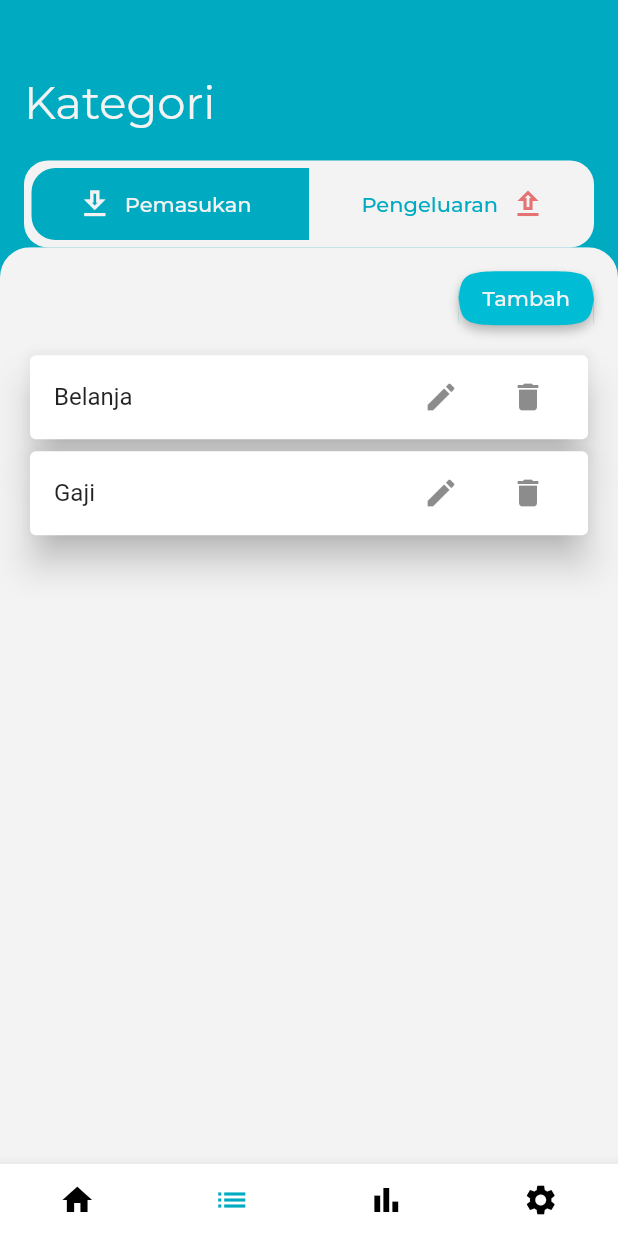
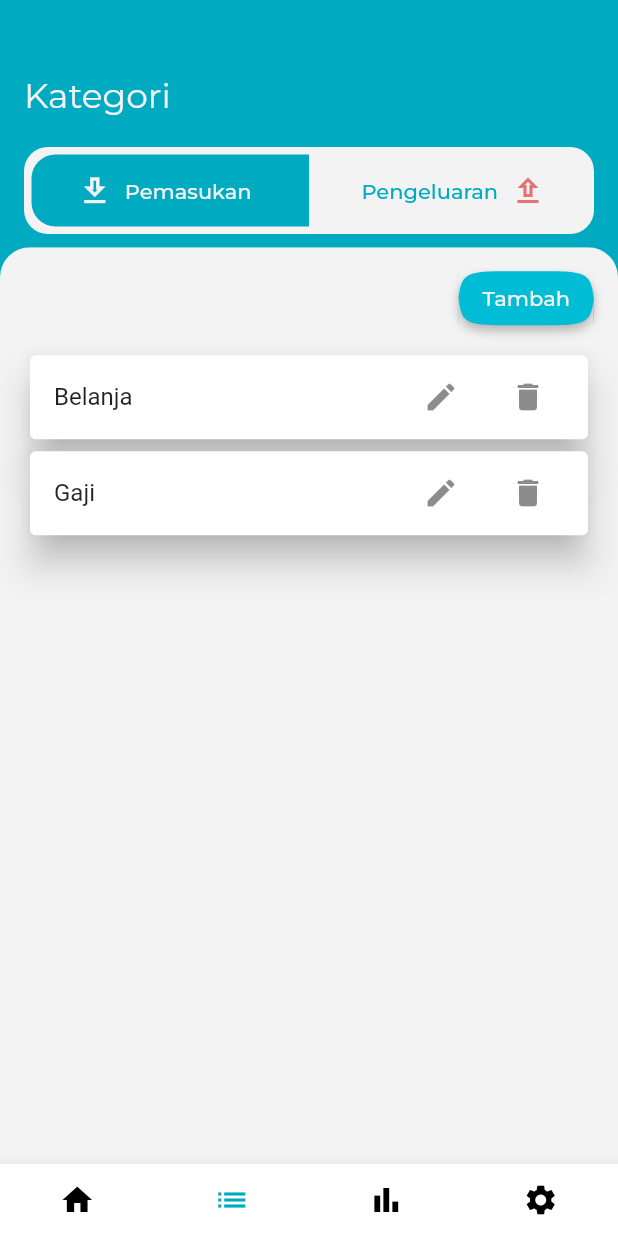
Before and after one commit to Kyudyoz/sisaku, a Flutter app: the screen it shows after launch, item 2 of the bottom bar chosen, after a tap on the "delete" icon, on a phone screen of 412 x 824 dp. Run offline on Flutter 3.47's test engine with Material 2 defaults, Android fonts, the phone set to English and light mode, and no system bars; our stand-ins replace drift, google_fonts, image_picker, pie_chart; missing offline and left inert: calendar_appbar; accounts and stored records are empty; generated files the repository leaves out were written again.

Commit message:
update main page

```diff
--- a/lib/pages/main_page.dart
+++ b/lib/pages/main_page.dart
@@ -3,6 +3,7 @@ import 'package:flutter/material.dart';
 import 'package:google_fonts/google_fonts.dart';
 import 'package:intl/intl.dart';
 import 'package:sisaku/pages/category_page.dart';
+import 'package:sisaku/pages/gallery_pages.dart';
 import 'package:sisaku/pages/home_page.dart';
 import 'package:sisaku/pages/rekap_page.dart';
 import 'package:sisaku/pages/setting_page.dart';
@@ -13,6 +14,7 @@ class MainPage extends StatefulWidget {
   final int params;
 
   final String title;
+
   const MainPage({super.key, required this.params, required this.title});
 
   @override
@@ -39,6 +41,10 @@ class _MainPageState extends State<MainPage> {
     });
   }
 
+  int getType() {
+    return type;
+  }
+
   void updateView(int index, String title, DateTime? date) {
     setState(() {
       if (date != null) {
@@ -55,7 +61,8 @@ class _MainPageState extends State<MainPage> {
         CategoryPage(),
         RekapPage(),
         SettingPage(),
-        TransactionPage(),
+        TransactionPage(transactionWithCategory: null),
+        GalleryPage()
       ];
     });
   }
@@ -85,14 +92,17 @@ class _MainPageState extends State<MainPage> {
                 color: primary,
                 child: Padding(
                   padding: const EdgeInsets.fromLTRB(16, 50, 16, 16),
-                  child: (currentIndex == 1 || currentIndex == 4)
+                  // Kalo Kategori dan Gallery Page dipilih
+                  child: (currentIndex == 1 ||
+                          currentIndex == 4 ||
+                          currentIndex == 5)
                       ? Column(
                           crossAxisAlignment: CrossAxisAlignment.start,
                           children: [
                             Text(
                               currentTitle,
                               style: GoogleFonts.montserrat(
-                                fontSize: 30,
+                                fontSize: 23,
                                 color: base,
                               ),
                             ),
@@ -210,7 +220,7 @@ class _MainPageState extends State<MainPage> {
                       : Text(
                           currentTitle,
                           style: GoogleFonts.montserrat(
-                            fontSize: 30,
+                            fontSize: 23,
                             color: base,
                           ),
                         ),
```
